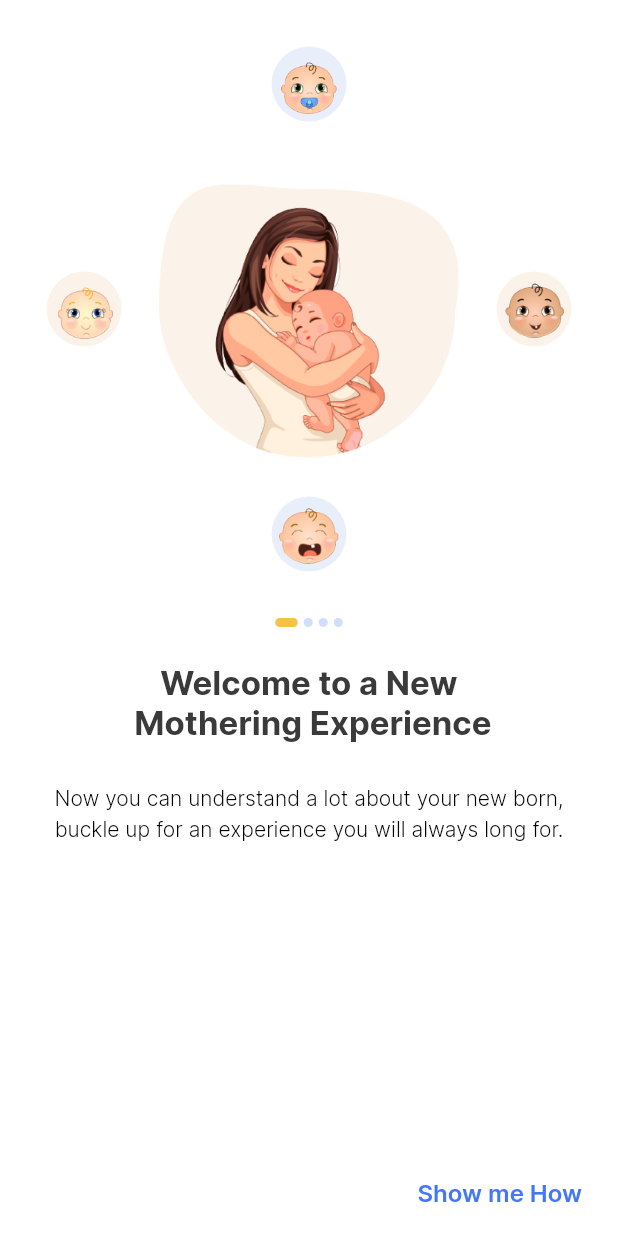
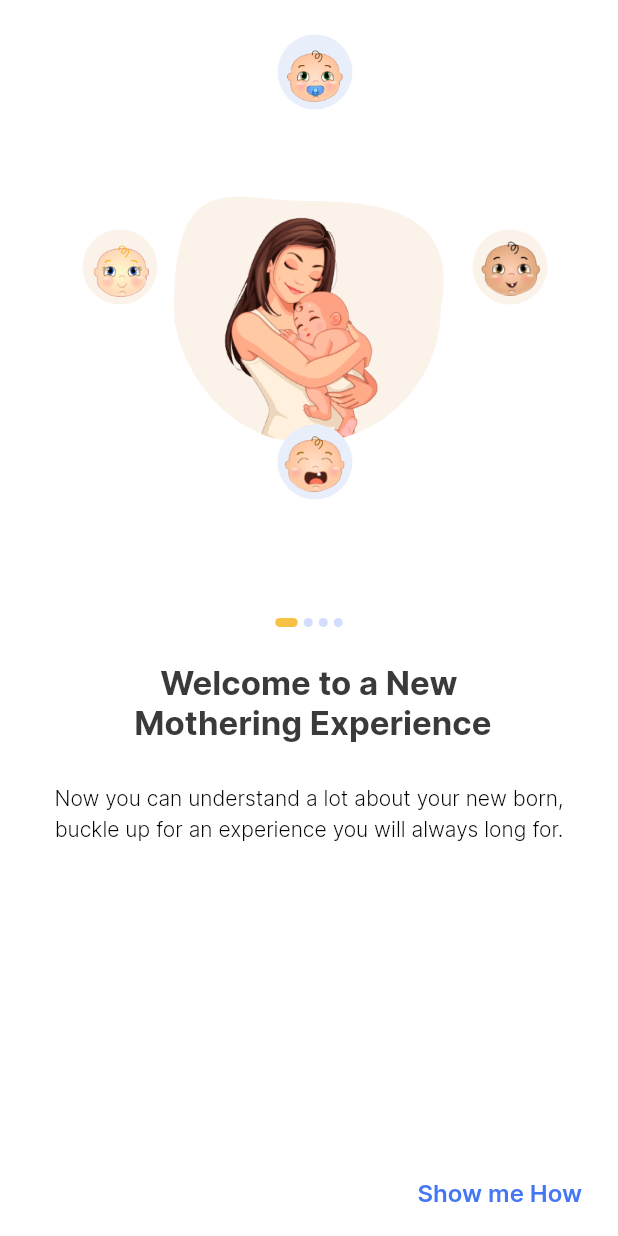
Before and after one commit to divincoder/ubenwa_val, a Flutter app: the screen it shows after launch, on a phone screen of 412 x 824 dp. Run offline on Flutter 3.47's test engine with Material 2 defaults, Android fonts, the phone set to English and light mode, and no system bars; our stand-ins replace flutter_animation_progress_bar, flutter_svg, stacked, stacked_services, stacked_shared; missing offline and left inert: alarm, dart:ffi.

Commit message:
- fixed UI issues with positioned

```diff
--- a/lib/main.dart
+++ b/lib/main.dart
@@ -12,7 +12,7 @@ FutureOr<void> main() async {
   setupLocator();
   setupDialogUi();
   setupBottomSheetUi();
-  await Alarm.init();
+  // await Alarm.init();
 
   runApp(const MyApp());
 }
--- a/lib/ui/views/onboarding/onboard_view.dart
+++ b/lib/ui/views/onboarding/onboard_view.dart
@@ -18,7 +18,7 @@ class OnboardView extends ViewModelWidget<OnboardingViewModel> {
     final pageIndex = viewModel.currentPage;
 
     double angle = pi / 2; // Angle between baby positions
-    double radius = 150.0; // Distance of babies from the mother picture
+    double radius = 130.0; // Distance of babies from the mother picture
 
     return Container(
       color: Colors.transparent, // Change color or add background image as needed
@@ -26,8 +26,8 @@ class OnboardView extends ViewModelWidget<OnboardingViewModel> {
         children: [
           Positioned.fill(
               top: padding.top,
-              left: 30,
-              right: 30,
+              left: 24,
+              right: 24,
               child: Column(
                 children: [
                   Expanded(
@@ -35,25 +35,24 @@ class OnboardView extends ViewModelWidget<OnboardingViewModel> {
                       children: [
                         Center(
                           child: SizedBox(
-                              height: 200,
-                              width: 200,
+                              height: 180,
+                              width: 180,
                               child: Image.asset(_getMotherImageForIndex(
                                   viewModel.currentPage))),
                         ),
                         for (int i = 0; i < 4; i++)
-                          Center(
-                            child: Positioned(
+                          Positioned(
                             top: (pageIndex == 0 || pageIndex == 1)
-                                  ? 20
+                                ? 150
                                 : null,
                             bottom: (pageIndex == 2 || pageIndex == 3)
-                                  ? 20
+                                ? 150
                                 : null,
                             left: (pageIndex == 1 || pageIndex == 3)
-                                  ? 20
+                                ? 150
                                 : null,
                             right: (pageIndex == 0 || pageIndex == 2)
-                                  ? 20
+                                ? 150
                                 : null,
                             child: TweenAnimationBuilder<double>(
                               tween: Tween(begin: 0.0, end: angle * i),
@@ -63,13 +62,10 @@ class OnboardView extends ViewModelWidget<OnboardingViewModel> {
                                   offset: getBabyOffset(value, radius),
                                   child: Padding(
                                     padding: const EdgeInsets.all(3.0),
-                                      child: Center(
                                     child: _getBabyImageForIndex(i),
-                                      ),
                                   ),
                                 );
                               },
-                              ),
                             ),
                           ),
                       ],
```
Also changed, not shown: 1 other file. Lines whose indentation alone changed are shown as unchanged.
